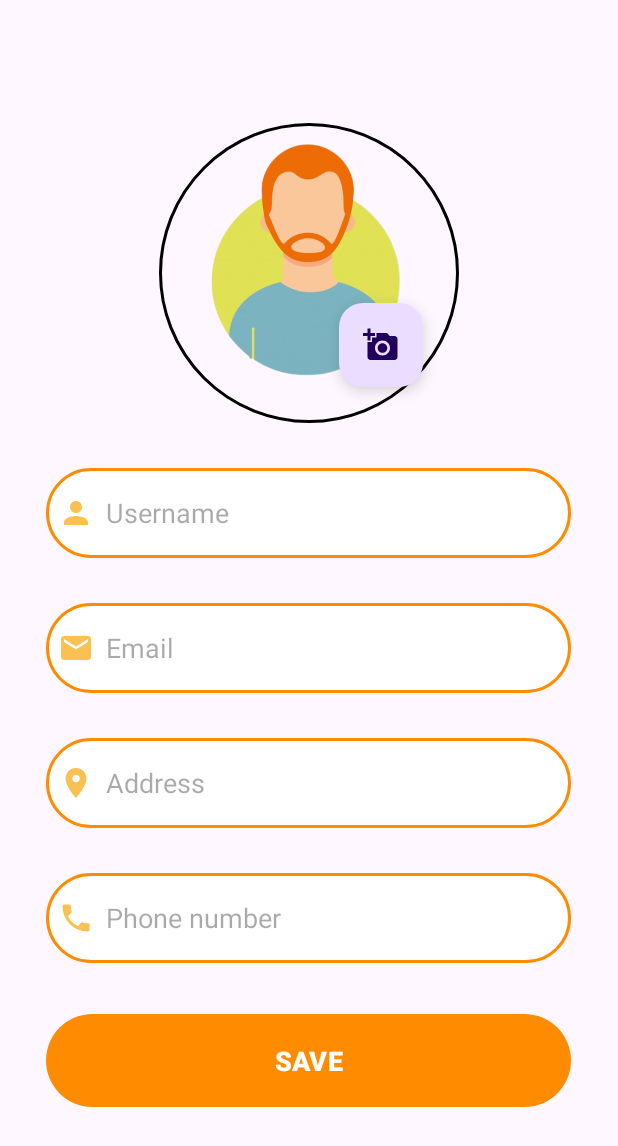
After one commit to CekicN/CampLife, an Android app: the layout activity_edit.xml on its own in the app's theme, with its tools: preview values and no code run, on a phone screen of 412 x 824 dp. The commit adds this screen. Shown: the top 1146 px of the screen. Run offline under Robolectric (Android 15) with nearby library versions, the phone set to English and light mode, and no system bars.

Commit message:
EditProfileData

```diff
--- a/app/src/main/java/com/example/camplife/Models/User.kt
+++ b/app/src/main/java/com/example/camplife/Models/User.kt
@@ -4,11 +4,15 @@ public class User {
     public var username:String = "";
     public var email:String = "";
     public var profileImage:String = "";
+    public var address:String = "";
+    public var phoneNumber:String = "";
 
-    constructor(u:String,e:String, i:String)
+    constructor(u:String,e:String, i:String, a:String, p:String)
     {
         this.username = u;
         this.email = e;
         this.profileImage = i;
+        this.address = a;
+        this.phoneNumber = p;
     }
 }
--- a/app/src/main/java/com/example/camplife/Register.kt
+++ b/app/src/main/java/com/example/camplife/Register.kt
@@ -44,7 +44,7 @@ class Register : AppCompatActivity() {
                     firebaseAuth.createUserWithEmailAndPassword(email,password).addOnCompleteListener{
                         if(it.isSuccessful)
                         {
-                            var user = User(username, email, "");
+                            var user = User(username, email, "", "Address", "phoneNumber");
                             FirebaseDatabase.getInstance().getReference("User")
                                 .child(FirebaseAuth.getInstance().uid.toString())
                                 .setValue(user).addOnCompleteListener{
@@ -103,7 +103,7 @@ class Register : AppCompatActivity() {
         progres.setTitle("Registration..")
         progres.show();
 
-        FirebaseStorage.getInstance().getReference("profileImages/"+UUID.randomUUID().toString()).putFile(imagePath)
+        FirebaseStorage.getInstance().getReference("profileImages/"+ FirebaseAuth.getInstance().currentUser?.uid.toString()+"/"+"image.jpg").putFile(imagePath)
             .addOnCompleteListener {
                 if(it.isSuccessful)
                 {
--- /dev/null
+++ b/app/src/main/res/layout/activity_edit.xml
@@ -0,0 +1,109 @@
+<?xml version="1.0" encoding="utf-8"?>
+<RelativeLayout xmlns:android="http://schemas.android.com/apk/res/android"
+    xmlns:app="http://schemas.android.com/apk/res-auto"
+    xmlns:tools="http://schemas.android.com/tools"
+    android:layout_width="match_parent"
+    android:layout_height="match_parent"
+    android:gravity="center"
+    tools:context=".Login">
+
+
+    <LinearLayout
+        android:layout_width="match_parent"
+        android:layout_height="wrap_content"
+        android:orientation="vertical">
+        <LinearLayout
+            android:layout_width="match_parent"
+            android:layout_height="wrap_content"
+            android:orientation="vertical"
+            android:layout_marginTop="0dp"
+            android:padding="15dp"
+            android:gravity="center">
+
+            <androidx.constraintlayout.widget.ConstraintLayout
+                android:layout_width="match_parent"
+                android:layout_height="wrap_content">
+
+                <de.hdodenhof.circleimageview.CircleImageView
+                    android:id="@+id/edit_image"
+                    android:layout_width="200dp"
+                    android:layout_height="200dp"
+                    android:src="@drawable/profile_image"
+                    app:civ_border_color="#FF000000"
+                    app:civ_border_width="2dp"
+                    app:layout_constraintBottom_toBottomOf="parent"
+                    app:layout_constraintEnd_toEndOf="parent"
+                    app:layout_constraintStart_toStartOf="parent"
+                    app:layout_constraintTop_toTopOf="parent" />
+
+                <com.google.android.material.floatingactionbutton.FloatingActionButton
+                    android:id="@+id/editPhoto"
+                    android:layout_width="82dp"
+                    android:layout_height="wrap_content"
+                    android:layout_marginEnd="24dp"
+                    android:layout_marginBottom="24dp"
+                    android:clickable="true"
+                    app:layout_constraintBottom_toBottomOf="@+id/edit_image"
+                    app:layout_constraintEnd_toEndOf="@+id/edit_image"
+                    app:rippleColor="#EC6C06"
+                    app:srcCompat="@drawable/baseline_add_a_photo_24" />
+            </androidx.constraintlayout.widget.ConstraintLayout>
+            <EditText
+                android:id="@+id/editUsername"
+                android:layout_width="350dp"
+                android:layout_height="60dp"
+                android:layout_marginTop="30dp"
+                android:background="@drawable/orange_border"
+                android:padding="8dp"
+                android:hint="Username"
+                android:inputType="text"
+                android:drawableLeft="@drawable/baseline_person_24"
+                android:drawablePadding="8dp"
+                android:textColor="@color/grey"/>
+            <EditText
+                android:id="@+id/edit_email"
+                android:layout_width="350dp"
+                android:layout_height="60dp"
+                android:layout_marginTop="30dp"
+                android:background="@drawable/orange_border"
+                android:padding="8dp"
+                android:hint="Email"
+                android:inputType="text"
+                android:drawableLeft="@drawable/baseline_email_24"
+                android:drawablePadding="8dp"
+                android:textColor="@color/grey"/>
+            <EditText
+                android:id="@+id/edit_address"
+                android:layout_width="350dp"
+                android:layout_height="60dp"
+                android:layout_marginTop="30dp"
+                android:background="@drawable/orange_border"
+                android:padding="8dp"
+                android:hint="Address"
+                android:drawableLeft="@drawable/baseline_location_on_24"
+                android:drawablePadding="8dp"
+                android:textColor="@color/grey"/>
+            <EditText
+                android:id="@+id/edit_phone"
+                android:layout_width="350dp"
+                android:layout_height="60dp"
+                android:layout_marginTop="30dp"
+                android:background="@drawable/orange_border"
+                android:padding="8dp"
+                android:hint="Phone number"
+                android:drawableLeft="@drawable/baseline_phone_24"
+                android:drawablePadding="8dp"
+                android:textColor="@color/grey"/>
+            <Button
+                android:id="@+id/save"
+                android:layout_width="350dp"
+                android:layout_height="70dp"
+                android:layout_marginTop="30dp"
+                android:textStyle="bold"
+                android:text="SAVE"
+                android:textSize="18sp"
+                />
+
+        </LinearLayout>
+    </LinearLayout>
+</RelativeLayout>
```
Also changed, not shown: app/src/main/AndroidManifest.xml (+5 -3 lines), app/src/main/java/com/example/camplife/Edit.kt (added, +176 -0 lines), app/src/main/java/com/example/camplife/Fragments/UserFragment.kt (+35 -4 lines), app/src/main/res/layout/fragment_user.xml (+16 -1 lines).
